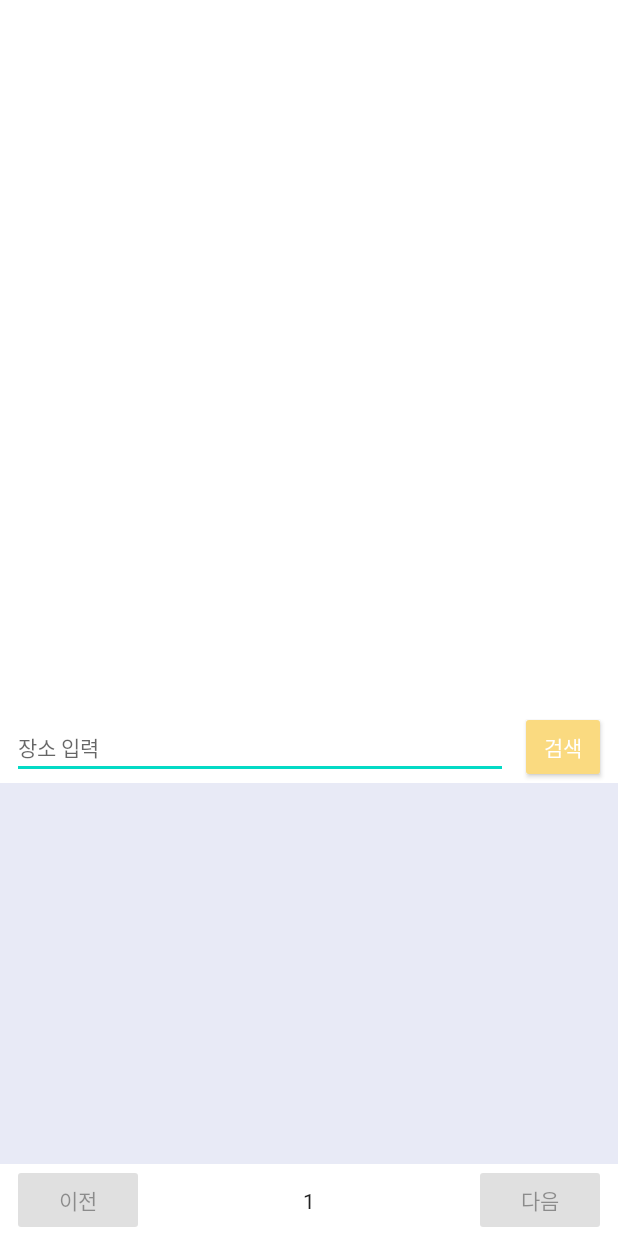
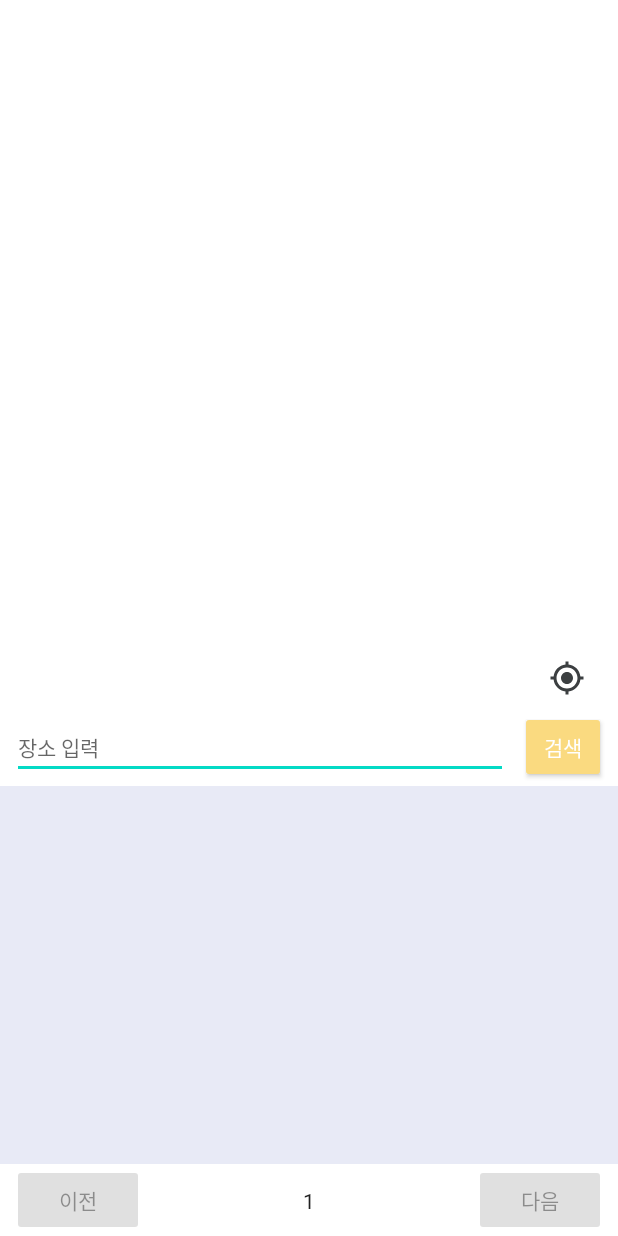
Before and after one commit to yeah-zzi/GitTest, an Android app: the Cart_Map screen opened directly, with no data from a screen before it, after a tap on "검색", on a phone screen of 412 x 824 dp. Run offline under Robolectric (Android 15) with nearby library versions, the phone set to English and light mode, and no system bars; libraries missing offline, so code that uses them is left out: net.daum.mf; 5 statements that could not run were skipped.

Commit message:
kakao map 검색시 리스트 올라오게, 현위치로 가는 버튼 추가
kakao map 검색시 리스트 올라오게, 현위치로 가는 버튼 추가

```diff
--- a/app/src/main/java/yeji/mjc/gittest/cart/Cart_Map.java
+++ b/app/src/main/java/yeji/mjc/gittest/cart/Cart_Map.java
@@ -2,6 +2,7 @@ package yeji.mjc.gittest.cart;
 
 import androidx.annotation.NonNull;
 import androidx.appcompat.app.AppCompatActivity;
+import androidx.constraintlayout.widget.ConstraintLayout;
 import androidx.core.app.ActivityCompat;
 import androidx.core.content.ContextCompat;
 import androidx.recyclerview.widget.LinearLayoutManager;
@@ -26,6 +27,7 @@ import android.view.View;
 import android.view.ViewGroup;
 import android.widget.Button;
 import android.widget.EditText;
+import android.widget.ImageButton;
 import android.widget.TextView;
 import android.widget.Toast;
 
@@ -69,6 +71,8 @@ public class Cart_Map extends AppCompatActivity implements MapView.CurrentLocati
     private EditText et_search_field; // 텍스트 창
     private Button btn_search, btn_prevPage, btn_nextPage;          // 검색 버튼, 이전, 다음
     private TextView tv_pageNumber;
+    private ConstraintLayout resultLayout;
+    private ImageButton btn_locationIn, btn_locationOut;
 
     private MapView mapView;
     private MapPoint mapPoint;
@@ -89,11 +93,30 @@ public class Cart_Map extends AppCompatActivity implements MapView.CurrentLocati
         listAdapter = new MapListAdapter(listItems);
         recyclerView.setAdapter(listAdapter);
 
+        btn_locationIn = findViewById(R.id.location_in);
+        btn_locationOut = findViewById(R.id.location_out);
+
         listAdapter.setItemClickListener(new MapListAdapter.OnItemClickListener() {
             @Override
             public void onClick(View v, int position) {
                 mapPoint = MapPoint.mapPointWithGeoCoord(Double.parseDouble(listItems.get(position).getY()), Double.parseDouble(listItems.get(position).getX()));
                 mapView.setMapCenterPointAndZoomLevel(mapPoint, 1, true);
+                // 리스트 내의 검색된 아이템을 클릭하면 자동으로 현위치 이동되지 않도록 해줌 (TrackingModeOff)
+                // 검색 장소로 화면 이동
+                mapView.setCurrentLocationTrackingMode(MapView.CurrentLocationTrackingMode.TrackingModeOff);
+                btn_locationIn.setVisibility(View.INVISIBLE);
+                btn_locationOut.setVisibility(View.VISIBLE); // 현위치 out 버튼 활성화
+
+            }
+        });
+
+        //검색 위치로 화면이동 시(location_out), 버튼 클릭이벤트로 현위치로 화면 이동
+        btn_locationOut.setOnClickListener(new View.OnClickListener() {
+            @Override
+            public void onClick(View view) {
+                mapView.setCurrentLocationTrackingMode(MapView.CurrentLocationTrackingMode.TrackingModeOnWithoutHeading);
+                btn_locationOut.setVisibility(View.INVISIBLE);
+                btn_locationIn.setVisibility(View.VISIBLE); // 다시 현위치 버튼 활성화
             }
         });
 
@@ -103,6 +126,7 @@ public class Cart_Map extends AppCompatActivity implements MapView.CurrentLocati
         tv_pageNumber = findViewById(R.id.tv_pageNumber);
 
         et_search_field = findViewById(R.id.et_search_field);
+        resultLayout = findViewById(R.id.result_Layout);
 
         btn_search.setOnClickListener(new View.OnClickListener() {
             @Override
@@ -113,6 +137,7 @@ public class Cart_Map extends AppCompatActivity implements MapView.CurrentLocati
                 //MapPoint.GeoCoordinate mapPointGeo = mapPoint.getMapPointGeoCoord();
 
                 searchKeyword(keyword, pageNumber,currentLatitude, currentLongitude);
+                resultLayout.setVisibility(View.VISIBLE);
             }
         });
 
--- /dev/null
+++ b/app/src/main/res/drawable/ic_baseline_location_searching_24.xml
@@ -0,0 +1,5 @@
+<vector android:height="24dp" android:tint="#3C3F41"
+    android:viewportHeight="24" android:viewportWidth="24"
+    android:width="24dp" xmlns:android="http://schemas.android.com/apk/res/android">
+    <path android:fillColor="@android:color/white" android:pathData="M20.94,11c-0.46,-4.17 -3.77,-7.48 -7.94,-7.94V1h-2v2.06C6.83,3.52 3.52,6.83 3.06,11H1v2h2.06c0.46,4.17 3.77,7.48 7.94,7.94V23h2v-2.06c4.17,-0.46 7.48,-3.77 7.94,-7.94H23v-2h-2.06zM12,19c-3.87,0 -7,-3.13 -7,-7s3.13,-7 7,-7 7,3.13 7,7 -3.13,7 -7,7z"/>
+</vector>
--- /dev/null
+++ b/app/src/main/res/drawable/ic_baseline_my_location_24.xml
@@ -0,0 +1,5 @@
+<vector android:height="24dp" android:tint="#3C3F41"
+    android:viewportHeight="24" android:viewportWidth="24"
+    android:width="24dp" xmlns:android="http://schemas.android.com/apk/res/android">
+    <path android:fillColor="@android:color/white" android:pathData="M12,8c-2.21,0 -4,1.79 -4,4s1.79,4 4,4 4,-1.79 4,-4 -1.79,-4 -4,-4zM20.94,11c-0.46,-4.17 -3.77,-7.48 -7.94,-7.94L13,1h-2v2.06C6.83,3.52 3.52,6.83 3.06,11L1,11v2h2.06c0.46,4.17 3.77,7.48 7.94,7.94L11,23h2v-2.06c4.17,-0.46 7.48,-3.77 7.94,-7.94L23,13v-2h-2.06zM12,19c-3.87,0 -7,-3.13 -7,-7s3.13,-7 7,-7 7,3.13 7,7 -3.13,7 -7,7z"/>
+</vector>
--- a/app/src/main/res/layout/cart_map.xml
+++ b/app/src/main/res/layout/cart_map.xml
@@ -1,6 +1,5 @@
 <?xml version="1.0" encoding="utf-8"?>
-<androidx.constraintlayout.widget.ConstraintLayout
-    xmlns:android="http://schemas.android.com/apk/res/android"
+<androidx.constraintlayout.widget.ConstraintLayout xmlns:android="http://schemas.android.com/apk/res/android"
     xmlns:app="http://schemas.android.com/apk/res-auto"
     xmlns:tools="http://schemas.android.com/tools"
     android:layout_width="match_parent"
@@ -11,20 +10,42 @@
         android:id="@+id/map_View"
         android:layout_width="match_parent"
         android:layout_height="0dp"
-        app:layout_constraintBottom_toTopOf="@+id/constraintLayout"
+        app:layout_constraintBottom_toTopOf="@+id/search_Layout"
         app:layout_constraintEnd_toEndOf="parent"
         app:layout_constraintHorizontal_bias="0.0"
         app:layout_constraintStart_toStartOf="parent"
         app:layout_constraintTop_toTopOf="parent"
         app:layout_constraintVertical_bias="0.136" />
 
+    <ImageButton
+        android:id="@+id/location_in"
+        android:layout_width="wrap_content"
+        android:layout_height="wrap_content"
+        android:src="@drawable/ic_baseline_my_location_24"
+        android:backgroundTint="@color/white"
+        app:layout_constraintBottom_toTopOf="@id/search_Layout"
+        app:layout_constraintEnd_toEndOf="@id/search_Layout"
+        android:layout_marginEnd="10dp"
+        android:visibility="visible"/>
+
+    <ImageButton
+        android:id="@+id/location_out"
+        android:layout_width="wrap_content"
+        android:layout_height="wrap_content"
+        android:src="@drawable/ic_baseline_location_searching_24"
+        android:backgroundTint="@color/white"
+        app:layout_constraintBottom_toTopOf="@id/search_Layout"
+        app:layout_constraintEnd_toEndOf="@id/search_Layout"
+        android:layout_marginEnd="10dp"
+        android:visibility="invisible"/>
+
+
     <androidx.constraintlayout.widget.ConstraintLayout
-        android:id="@+id/constraintLayout"
+        android:id="@+id/search_Layout"
         android:layout_width="match_parent"
-        android:layout_height="350dp"
-        app:layout_constraintBottom_toBottomOf="parent"
-        app:layout_constraintEnd_toEndOf="parent"
-        app:layout_constraintStart_toStartOf="parent">
+        android:layout_height="50dp"
+        app:layout_constraintBottom_toTopOf="@+id/result_Layout"
+        app:layout_constraintTop_toBottomOf="@+id/map_View">
 
         <EditText
             android:id="@+id/et_search_field"
@@ -51,6 +72,16 @@
             app:layout_constraintEnd_toEndOf="parent"
             app:layout_constraintTop_toTopOf="parent" />
 
+    </androidx.constraintlayout.widget.ConstraintLayout>
+
+    <androidx.constraintlayout.widget.ConstraintLayout
+        android:id="@+id/result_Layout"
+        android:layout_width="match_parent"
+        android:layout_height="300dp"
+        android:visibility="gone"
+        app:layout_constraintBottom_toBottomOf="parent"
+        app:layout_constraintTop_toBottomOf="@+id/search_Layout">
+
         <androidx.recyclerview.widget.RecyclerView
             android:id="@+id/rv_list"
             android:layout_width="match_parent"
@@ -58,8 +89,7 @@
             android:background="#E8EAF6"
             app:layout_constraintBottom_toTopOf="@+id/btn_nextPage"
             app:layout_constraintEnd_toEndOf="parent"
-            app:layout_constraintStart_toStartOf="parent"
-            app:layout_constraintTop_toBottomOf="@+id/btn_search" />
+            app:layout_constraintTop_toTopOf="parent" />
 
         <Button
             android:id="@+id/btn_prevPage"
```
